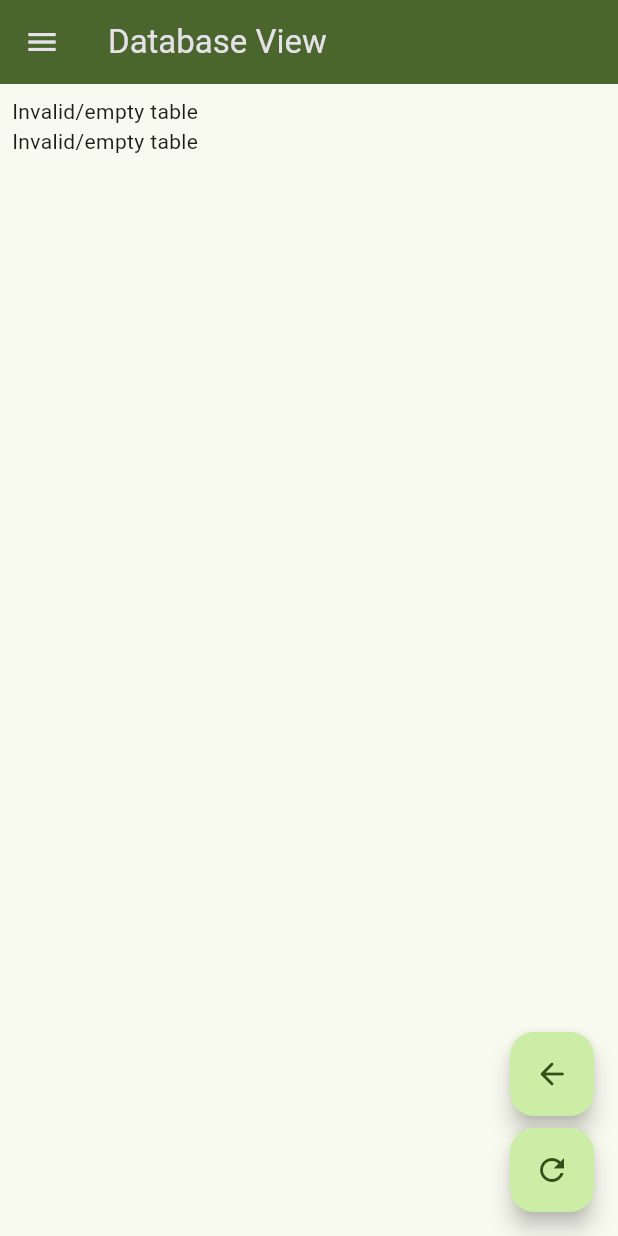
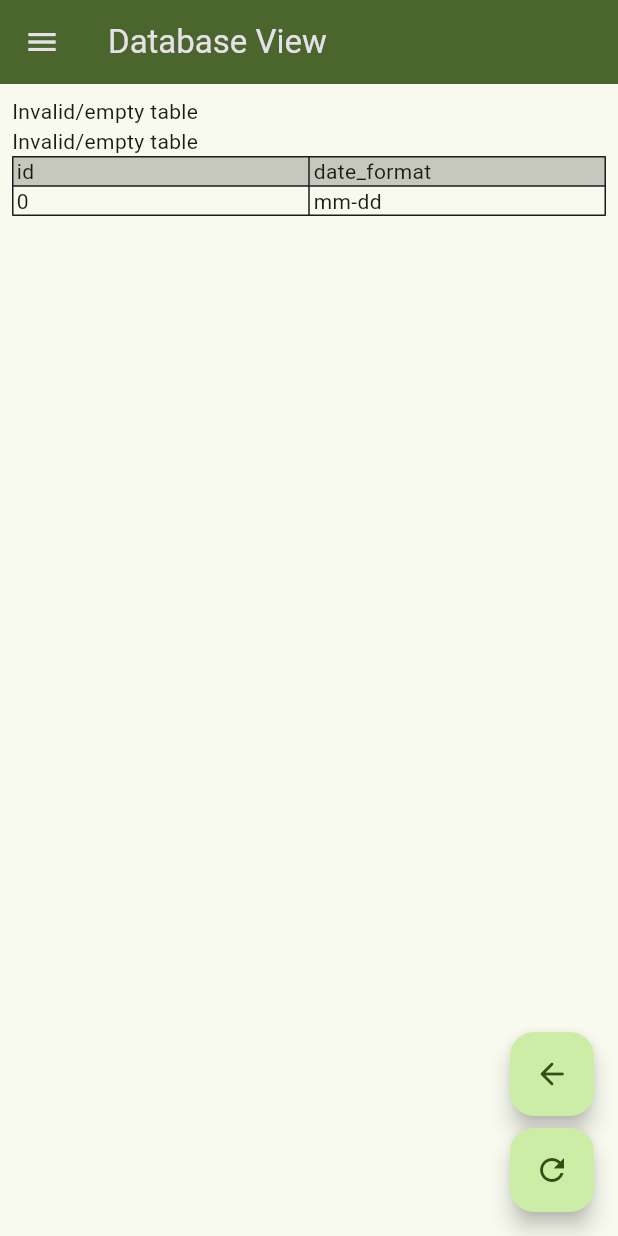
Before and after one commit to WalterStager/climbing_notes, a Flutter app: the DatabaseViewPage screen opened directly, in the side drawer, after a tap on the "refresh" icon, on a phone screen of 412 x 824 dp. Run offline on Flutter 3.47's test engine with Material 3 defaults, Android fonts, the phone set to English and light mode, and no system bars; our stand-ins replace loading_animation_widget, package_info_plus, page_transition, sqflite, sqflite_common_ffi; accounts and stored records are empty.

Commit message:
Actually save settings

```diff
--- a/lib/add_ascent.dart
+++ b/lib/add_ascent.dart
@@ -54,7 +54,7 @@ class _AddAscentPageState extends State<AddAscentPage> with RouteAware {
   TableRow buildAscentsTableRow(DBAscent data) {
     return TableRow(
       children: [
-        buildAscentsTableCell(Text(timeDisplayFromTimestamp(AppServices.of(context).settings.dateFormat, data.date)), null),
+        buildAscentsTableCell(Text(timeDisplayFromTimestamp(AppServices.of(context).settings.smallDateFormat, data.date)), null),
         buildAscentsTableCell(
             Icon(intToBool(data.finished) ?? false ? Icons.check : Icons.close),
             null),
@@ -129,7 +129,7 @@ class _AddAscentPageState extends State<AddAscentPage> with RouteAware {
                 ),
                 InputRow(
                   label: "Set date:",
-                  initialValue: timeDisplayFromTimestamp(AppServices.of(context).settings.dateFormat, route.date),
+                  initialValue: timeDisplayFromTimestamp(AppServices.of(context).settings.smallDateFormat, route.date),
                   locked: true,
                 ),
                 InputRow(
--- a/lib/add_route.dart
+++ b/lib/add_route.dart
@@ -53,7 +53,7 @@ class _AddRoutePageState extends State<AddRoutePage> with RouteAware {
   void updateTableData() async {
     List<DBRoute>? r1 = await AppServices.of(context)
         .dbs
-        .queryRoutes(AppServices.of(context).settings.dateFormat, route);
+        .queryRoutes(AppServices.of(context).settings.smallDateFormat, route);
     setState(() {
       matchingRoutes = r1;
     });
@@ -94,7 +94,7 @@ class _AddRoutePageState extends State<AddRoutePage> with RouteAware {
             Text(data.rope.toString()), (context) => AscentsPage(route: data)),
         buildRoutesTableCell(
             Text(timeDisplayFromTimestamp(
-                AppServices.of(context).settings.dateFormat, data.date)),
+                AppServices.of(context).settings.smallDateFormat, data.date)),
             (context) => AscentsPage(route: data)),
         buildRoutesTableCell(
             Text(RouteGrade.fromDBValues(data.grade_num, data.grade_let)
@@ -195,7 +195,7 @@ class _AddRoutePageState extends State<AddRoutePage> with RouteAware {
       return;
     }
     likelySetDate = likelyTimeFromTimeDisplay(
-        AppServices.of(context).settings.dateFormat, canBePromoted);
+        AppServices.of(context).settings.smallDateFormat, canBePromoted);
     if (likelySetDate == null) {
       errorPopup("Invalid date.");
       return;
--- a/lib/ascents.dart
+++ b/lib/ascents.dart
@@ -66,7 +66,7 @@ class _AscentsPageState extends State<AscentsPage> with RouteAware {
       children: [
         buildAscentsTableCell(
             Text(timeDisplayFromTimestamp(
-                AppServices.of(context).settings.dateFormat, data.date)),
+                AppServices.of(context).settings.smallDateFormat, data.date)),
             null),
         buildAscentsTableCell(
             Icon(intToBool(data.finished) ?? false ? Icons.check : Icons.close),
@@ -124,7 +124,7 @@ class _AscentsPageState extends State<AscentsPage> with RouteAware {
         return;
       }
       likelySetDate = likelyTimeFromTimeDisplay(
-          AppServices.of(context).settings.dateFormat, canBePromoted);
+          AppServices.of(context).settings.smallDateFormat, canBePromoted);
       if (likelySetDate == null) {
         errorPopup("Invalid date.");
         return;
@@ -289,7 +289,7 @@ class _AscentsPageState extends State<AscentsPage> with RouteAware {
                 InputRow(
                   key: inputRowKeys[1],
                   label: "Set date:",
-                  initialValue: timeDisplayFromTimestampSafe(AppServices.of(context).settings.dateFormat, route.date),
+                  initialValue: timeDisplayFromTimestampSafe(AppServices.of(context).settings.smallDateFormat, route.date),
                   locked: lockInputs,
                   onChanged: (String? value) {
                     setState(() {
--- a/lib/database_view.dart
+++ b/lib/database_view.dart
@@ -69,22 +69,15 @@ class _DatabaseViewState extends State<DatabaseViewPage> with RouteAware {
   }
 
   void updateTables() async {
-    // DatabaseTable? r1 = await AppServices.of(context).dbs.query("sqlite_schema", 100, 0);
-    DatabaseTable? r2 = await AppServices.of(context)
-        .dbs
-        .queryRecentlyUpdated("Routes", 100, 0);
-    DatabaseTable? r3 = await AppServices.of(context)
-        .dbs
-        .queryRecentlyUpdated("Ascents", 100, 0);
-    // setState(() {
-    //   tables[0] = r1;
-    // });
-    setState(() {
-      tables["Routes"] = r2;
-    });
-    setState(() {
-      tables["Ascents"] = r3;
-    });
+    List<String> tableNames = ["Routes", "Ascents", "Settings"]; //"sqlite_schema"
+
+    for (int i = 0; i < tableNames.length; i++) {
+      DatabaseTable? r = await AppServices.of(context)
+        .dbs.query(tableNames[i], 100, 0);
+      setState(() {
+        tables[tableNames[i]] = r;
+      });
+    }
   }
 
   @override
--- a/lib/routes.dart
+++ b/lib/routes.dart
@@ -47,7 +47,7 @@ class _RoutesPageState extends State<RoutesPage> with RouteAware {
   }
 
   void updateTableData() async {
-    List<DBRoute>? r = await AppServices.of(context).dbs.queryRoutes(AppServices.of(context).settings.dateFormat, queryInfo);
+    List<DBRoute>? r = await AppServices.of(context).dbs.queryRoutes(AppServices.of(context).settings.smallDateFormat, queryInfo);
 
     setState(() {
       matchingRoutes = r;
@@ -87,7 +87,7 @@ class _RoutesPageState extends State<RoutesPage> with RouteAware {
       children: [
         buildRoutesTableCell(
             Text(data.rope.toString()), (context) => AscentsPage(route: data)),
-        buildRoutesTableCell(Text(timeDisplayFromTimestamp(AppServices.of(context).settings.dateFormat, data.date)),
+        buildRoutesTableCell(Text(timeDisplayFromTimestamp(AppServices.of(context).settings.smallDateFormat, data.date)),
             (context) => AscentsPage(route: data)),
         buildRoutesTableCell(
             Text(RouteGrade.fromDBValues(data.grade_num, data.grade_let)
```
Also changed, not shown: lib/database.dart (+42 -9 lines), lib/main.dart (+10 -4 lines), lib/settings.dart (+57 -15 lines).
